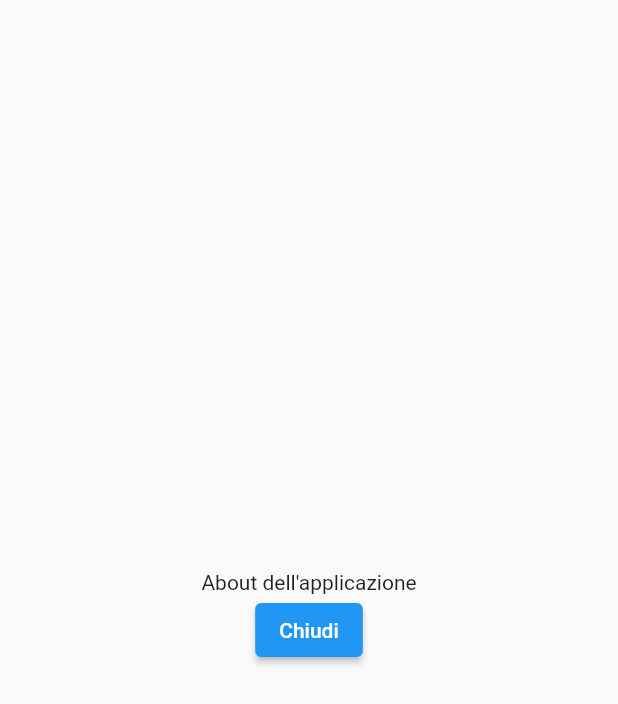
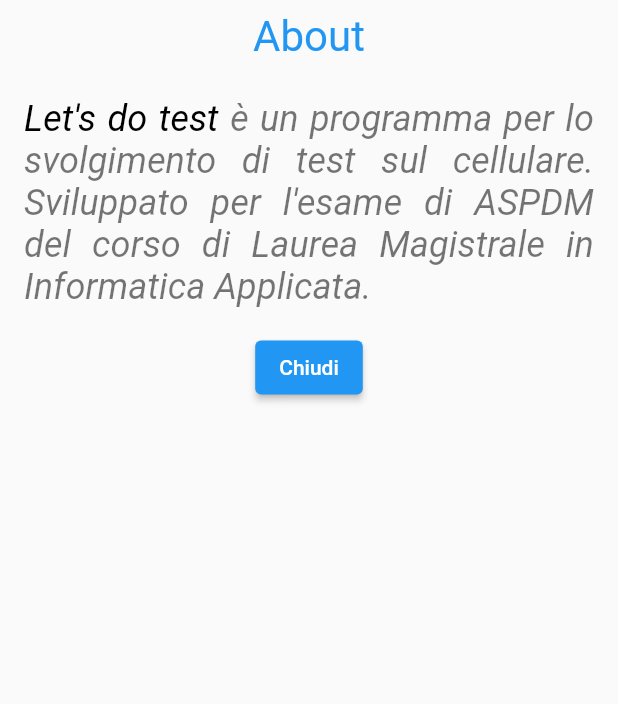
Before and after one commit to pdomi2001/aspdm, a Flutter app: the AboutPage screen opened by its route, on a phone screen of 412 x 824 dp. Shown: the top 704 px of the screen. Run offline on Flutter 3.47's test engine with Material 2 defaults, Android fonts, the phone set to English and light mode, and no system bars; our stand-ins replace equatable; network calls fail.

Commit message:
Modificate informazioni nella pagina about Corretto problema con salavataggio stato dei checkbox Aggiunta pagina per il risultato del test

```diff
--- a/letsdotest/lib/homepage.dart
+++ b/letsdotest/lib/homepage.dart
@@ -76,7 +76,7 @@ class _MyHomePageState extends State<MyHomePage> {
         title: Text(widget.title),
       ),
       body: FutureBuilder(
-          future: context.watch<Project>().LoadProjectListFromWeb(),
+          future: context.read<Project>().LoadProjectListFromWeb(),
           builder: (context, AsyncSnapshot<ProjectImportList> snapshot) {
             if (snapshot.hasData) {
               return Center(
--- a/letsdotest/lib/info/about.dart
+++ b/letsdotest/lib/info/about.dart
@@ -6,9 +6,29 @@ class  AboutPage extends StatelessWidget {
     return Scaffold(
       body: Center(
         child: Column(
-          mainAxisAlignment: MainAxisAlignment.center,
+          mainAxisAlignment: MainAxisAlignment.start,
           children: [
-            Text("About dell'applicazione"),
+            Padding(
+              padding: const EdgeInsets.all(8.0),
+              child: Text("About",
+              style: TextStyle(fontSize: 28, color: Colors.blue),),
+            ),
+            Padding(
+              padding: const EdgeInsets.all(16.0),
+              child: RichText(
+                textAlign: TextAlign.justify,
+                  text: TextSpan(
+                      text: "Let's do test",
+                      style: TextStyle(color: Colors.black, fontSize: 24, fontStyle: FontStyle.italic),
+                    children: <TextSpan> [
+                      TextSpan(
+                        text: " è un programma per lo svolgimento di test sul cellulare. Sviluppato per l'esame di ASPDM del corso di Laurea Magistrale in Informatica Applicata.",
+                        style: TextStyle(color: Colors.black54)),
+
+                    ]
+                  ),
+              ),
+            ),
             ElevatedButton(
               child: Text("Chiudi"),
               onPressed: () {
--- a/letsdotest/lib/models/prj_import.dart
+++ b/letsdotest/lib/models/prj_import.dart
@@ -29,6 +29,8 @@ class ProjectListImportElement extends Equatable {
 }
 
 class ProjectImportList {
+  bool loaded = false;
+
   ProjectImportList(this._elements);
 
   List<ProjectListImportElement> _elements = [];
@@ -53,12 +55,12 @@ class ProjectImportElement extends Equatable {
         titolo = json['title'],
         question = json['question'],
         _json_answers = json['answers'] {
-          debugPrint("ProjectImportElement2: answers=${_json_answers}");
+          // debugPrint("ProjectImportElement2: answers=${_json_answers}");
           String _json_answers_string = jsonEncode(_json_answers);
-          debugPrint("ProjectImportElement2: _json_answers_string=${_json_answers_string}");
+          // debugPrint("ProjectImportElement2: _json_answers_string=${_json_answers_string}");
 
           List<dynamic> jsonProjectAnswers = jsonDecode(_json_answers_string);
-          debugPrint("ProjectImportElement: json decodificato ${jsonProjectAnswers}");
+          // debugPrint("ProjectImportElement: json decodificato ${jsonProjectAnswers}");
 
           final List<ProjectImportAnswer> projectContentAnswer = jsonProjectAnswers.cast<Map<String, dynamic>>().map(
                   (val) => ProjectImportAnswer.fromJson(val)
--- a/letsdotest/lib/routes.dart
+++ b/letsdotest/lib/routes.dart
@@ -2,7 +2,7 @@ import 'package:flutter/material.dart';
 import 'package:letsdotest/info/about.dart';
 import 'package:letsdotest/selecttest.dart';
 import 'package:letsdotest/test/completetest.dart';
-
+import 'package:letsdotest/test/resultpage.dart';
 
 import 'homepage.dart';
 
@@ -26,17 +26,18 @@ class RouteGenerator {
       case aboutPage:
         return MaterialPageRoute(
           builder: (_) => /*const */ AboutPage(),
-
         );
       case selectTestPage:
         return MaterialPageRoute(
           builder: (_) => /*const */ SelectTest(),
-
         );
       case executeTestPage:
         return MaterialPageRoute(
           builder: (_) => /*const */ CompleteTest(),
-
+        );
+      case resultPage:
+        return MaterialPageRoute(
+            builder: (_) => ResultPage()
         );
     }
   }
```
Also changed, not shown: 2 other files.
